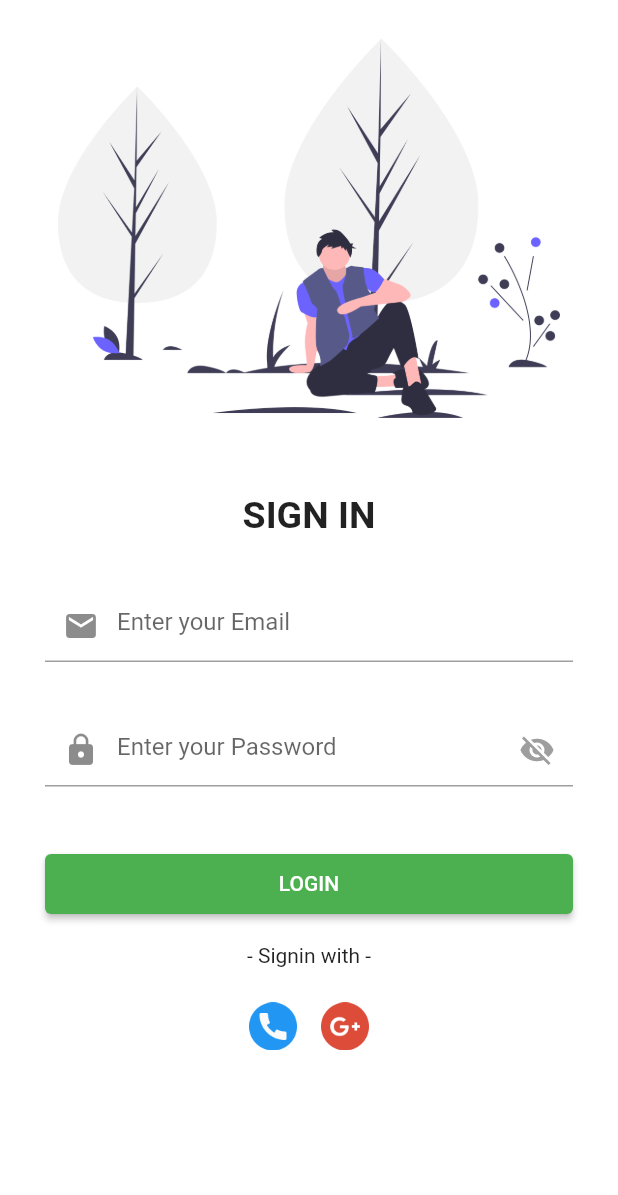
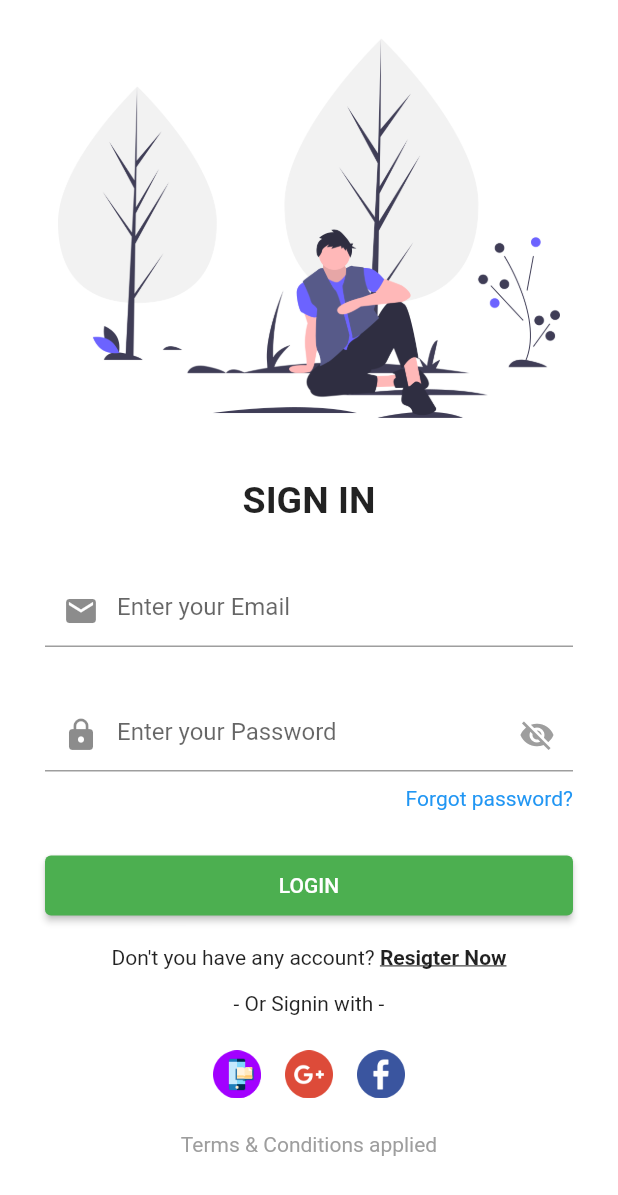
Before and after one commit to rakibur557/Firebase_with_Flutter, a Flutter app: the screen it shows after launch, after a tap on "LOGIN", on a phone screen of 412 x 824 dp. Shown: the top 1195 px of the screen. Run offline on Flutter 3.47's test engine with Material 2 defaults, Android fonts, the phone set to English and light mode, and no system bars; our stand-ins replace animated_splash_screen, firebase_auth, firebase_core, google_sign_in; accounts and stored records are empty; network calls fail.

Commit message:
full update 12/4/2022

```diff
--- a/simple/lib/main.dart
+++ b/simple/lib/main.dart
@@ -1,14 +1,12 @@
-import 'dart:developer';
-import 'package:firebase_auth/firebase_auth.dart';
 import 'package:firebase_core/firebase_core.dart';
 import 'package:flutter/material.dart';
-import 'package:google_sign_in/google_sign_in.dart';
 import 'package:simple/pages/LoginScreen.dart';
 import 'package:animated_splash_screen/animated_splash_screen.dart';
 import 'pages/HomeScreen.dart';
 import 'services/services.dart';
 
-Future<void> main() async {
+Future<void> main()async
+{
   WidgetsFlutterBinding.ensureInitialized();
   await Firebase.initializeApp();
   runApp(const MyApp());
@@ -24,14 +22,14 @@ class MyApp extends StatelessWidget {
       initialRoute: '/',
       routes: {
         //'/': (ctx) =>HomeScreen(),
-        services.path: (ctx) => services(),
-        services.path: (ctx) => HomeScreen(),
+        services.path: (ctx)=>services(),
+        HomeScreen.path: (ctx)=>HomeScreen(),
       },
       home: AnimatedSplashScreen(
-        duration: 3000,
-        splash: 'assets/images/splashlogo.png',
-        nextScreen: LoginScreen(),
-        splashTransition: SplashTransition.fadeTransition,
+          duration: 3000,
+          splash: 'assets/images/splashlogo.png',
+          nextScreen: LoginScreen(),
+          splashTransition: SplashTransition.fadeTransition,
       ),
     );
   }
--- a/simple/lib/pages/LoginScreen.dart
+++ b/simple/lib/pages/LoginScreen.dart
@@ -13,9 +13,10 @@ class LoginScreen extends StatefulWidget {
 class _LoginScreenState extends State<LoginScreen> {
   googleServiceProvider googleService = googleServiceProvider();
   var obscureText = true; //password visibity controller
-
+  RegisterLoginAuth registerLoginAuth = RegisterLoginAuth();
   @override
   Widget build(BuildContext context) {
+
 //EXIT CONTROLLER START HERE
     return WillPopScope(
       onWillPop: () async {
@@ -50,10 +51,10 @@ class _LoginScreenState extends State<LoginScreen> {
           child: SingleChildScrollView(
             child: Column(
               children: [
-                //LOGIN SCREEEN IMAGE START HERE
+//LOGIN SCREEEN IMAGE HERE
                 Image.asset('assets/images/login.png'),
                 const SizedBox(
-                  height: 25,
+                  height: 15,
                 ),
                 const Text(
                   'SIGN IN',
@@ -64,9 +65,10 @@ class _LoginScreenState extends State<LoginScreen> {
                 ),
 
 //EMAIL FIELD START HERE
-                const Padding(
+                 Padding(
                   padding: EdgeInsets.symmetric(horizontal: 30, vertical: 35),
                   child: TextField(
+                    controller: registerLoginAuth.email,
                     decoration: InputDecoration(
                       hintText: 'Enter your Email',
                       prefixIcon: Icon(Icons.mail),
@@ -78,6 +80,7 @@ class _LoginScreenState extends State<LoginScreen> {
                 Padding(
                   padding: EdgeInsets.symmetric(horizontal: 30, vertical: 0),
                   child: TextField(
+                    controller: registerLoginAuth.password,
                     obscureText: obscureText,
                     decoration: InputDecoration(
                       hintText: 'Enter your Password',
@@ -92,7 +95,6 @@ class _LoginScreenState extends State<LoginScreen> {
                               ? const Icon(
                                   Icons.visibility_off,
                                   color: Colors.grey,
-
                                 )
                               : const Icon(
                                   Icons.visibility,
@@ -101,11 +103,24 @@ class _LoginScreenState extends State<LoginScreen> {
                     ),
                   ),
                 ),
-
+//FORGET PASSWORD
+                Padding(
+                  padding: const EdgeInsets.only(top: 10, right: 30),
+                  child:
+                      Row(mainAxisAlignment: MainAxisAlignment.end, children: [
+                    InkWell(
+                      onTap: () {},
+                      child: Text(
+                        'Forgot password?',
+                        style: TextStyle(color: Colors.blue),
+                      ),
+                    ),
+                  ]),
+                ),
 //LOGIN BUTTON START HERE
                 Padding(
                   padding: const EdgeInsets.only(
-                      top: 45, bottom: 20, left: 30, right: 30),
+                      top: 30, bottom: 20, left: 30, right: 30),
                   child: Container(
                     height: 40,
                     width: double.infinity,
@@ -113,12 +128,35 @@ class _LoginScreenState extends State<LoginScreen> {
                       style: ElevatedButton.styleFrom(
                         primary: Colors.green,
                       ),
-                      onPressed: () {},
+                      onPressed: () {
+                        if(registerLoginAuth.email != '' && registerLoginAuth.password !=''){
+                          registerLoginAuth.loginUser(context);
+                        }
+                      },
                       child: const Text('LOGIN'),
                     ),
                   ),
                 ),
-                const Text('- Signin with -'),
+                Row(
+
+                  mainAxisAlignment: MainAxisAlignment.center,
+                  children: [
+//REGISTER SECTION HERE
+                    const Text("Don't you have any account? "),
+                    InkWell(
+                      onTap: (){},
+                      child: const Text("Resigter Now", style: TextStyle(
+                        decoration: TextDecoration.underline,
+                        fontWeight: FontWeight.bold,
+
+                      ),),
+                    ),
+                  ],
+                ),
+                const SizedBox(
+                  height: 15,
+                ),
+                const Text('- Or Signin with -'),
                 const SizedBox(
                   height: 15,
                 ),
@@ -127,13 +165,13 @@ class _LoginScreenState extends State<LoginScreen> {
                   crossAxisAlignment: CrossAxisAlignment.center,
                   mainAxisAlignment: MainAxisAlignment.center,
                   children: [
-                    // PHONE SECTION
+// PHONE VARIFICATION SECTION
                     IconButton(
                         onPressed: () {},
                         icon: Image.asset(
                           'assets/images/telephone.png',
                         )),
-                    // GOOGLE SECTION
+// GOOGLE AUTHENTICATION SECTION
                     IconButton(
                         onPressed: () async {
                           await googleService.signInWithGoogle();
@@ -151,7 +189,33 @@ class _LoginScreenState extends State<LoginScreen> {
                         icon: Image.asset(
                           'assets/images/google.png',
                         )),
+//FACEBOOK AUTHENTICATION SECTION
+                    IconButton(
+                        onPressed: () {},
+                        // onPressed: () async {
+                        //   //await googleService.signInWithGoogle();
+                        //   setState(() {
+                        //     Navigator.pushReplacement(
+                        //         context,
+                        //         CupertinoPageRoute(
+                        //             builder: (context) => HomeScreen(
+                        //                 email: googleService.email,
+                        //                 name: googleService.name,
+                        //                 photoUrl: googleService.photoUrl)));
+                        //     //Navigator.push(context, MaterialPageRoute(builder: (context)=>HomeScreen()));
+                        //   });
+                        // },
+                        icon: Image.asset(
+                          'assets/images/facebook.png',
+                        )),
                   ],
+                ),
+                SizedBox(height: 15,),
+                Text(
+                  "Terms & Conditions applied",
+                  style: TextStyle(
+                    color: Colors.grey,
+                  ),
                 ),
               ],
             ),
--- a/simple/lib/services/googleServiceProvider.dart
+++ b/simple/lib/services/googleServiceProvider.dart
@@ -1,5 +1,8 @@
 import 'package:firebase_auth/firebase_auth.dart';
+import 'package:flutter/cupertino.dart';
+import 'package:flutter/material.dart';
 import 'package:google_sign_in/google_sign_in.dart';
+import 'package:simple/pages/HomeScreen.dart';
 
 class googleServiceProvider {
   String email = '', name = '', photoUrl = '';
@@ -24,9 +27,33 @@ class googleServiceProvider {
     return await FirebaseAuth.instance.signInWithCredential(credential);
   }
 
-  Future logout() async{
+  Future logout() async {
     final GoogleSignInAccount? googleUser = await GoogleSignIn().disconnect();
     FirebaseAuth.instance.signOut();
   }
+}
 
+class RegisterLoginAuth {
+  final auth = FirebaseAuth.instance;
+  TextEditingController email = TextEditingController();
+  TextEditingController password = TextEditingController();
+
+  void loginUser(context) async {
+    try {
+      CircularProgressIndicator();
+      await auth
+          .signInWithEmailAndPassword(
+              email: email.text, password: password.text)
+          .then((value) => {
+                Navigator.push(
+                  context,
+                  MaterialPageRoute(
+                    builder: (ctx) => HomeScreen(),
+                  ),
+                ),
+              });
+    } catch (e) {
+      print(e);
+    }
+  }
 }
--- a/simple/pubspec.yaml
+++ b/simple/pubspec.yaml
@@ -69,6 +69,8 @@ flutter:
     - assets/images/login.png
     - assets/images/google.png
     - assets/images/telephone.png
+    - assets/images/facebook.png
+#    - assets/images/telephone.png
   #   - images/a_dot_ham.jpeg
 
   # An image asset can refer to one or more resolution-specific "variants", see
```
Also changed, not shown: simple/assets/images/1.png (added), simple/assets/images/facebook.png (added), simple/assets/images/telephone.png. Lines whose indentation alone changed are shown as unchanged.
